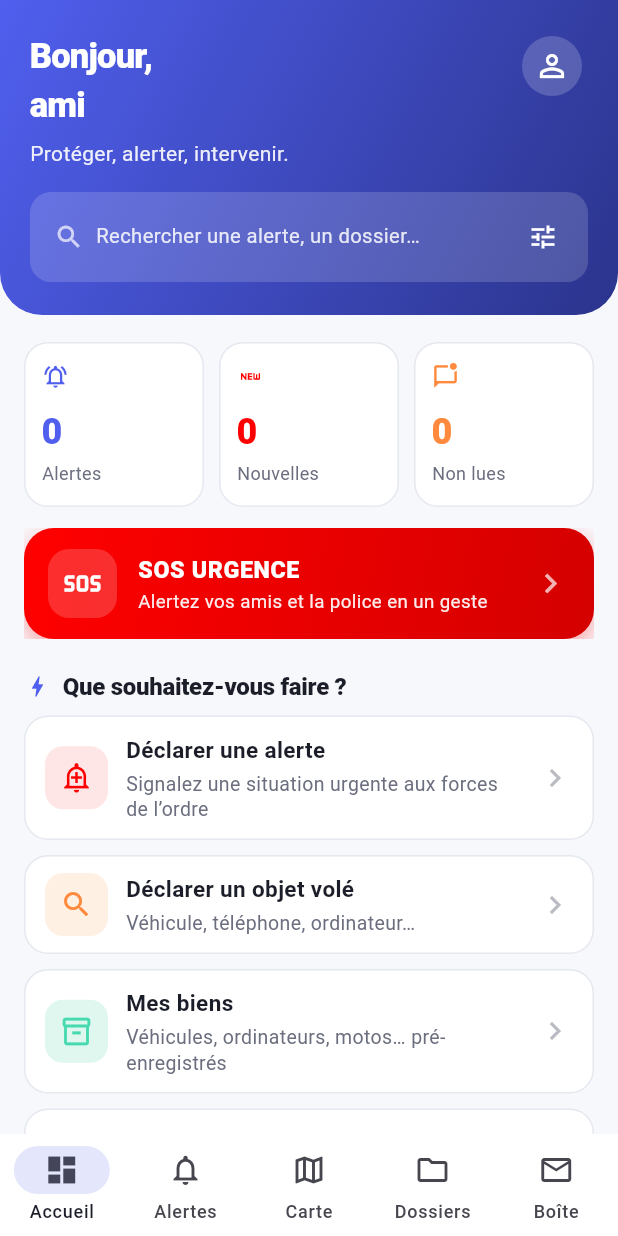
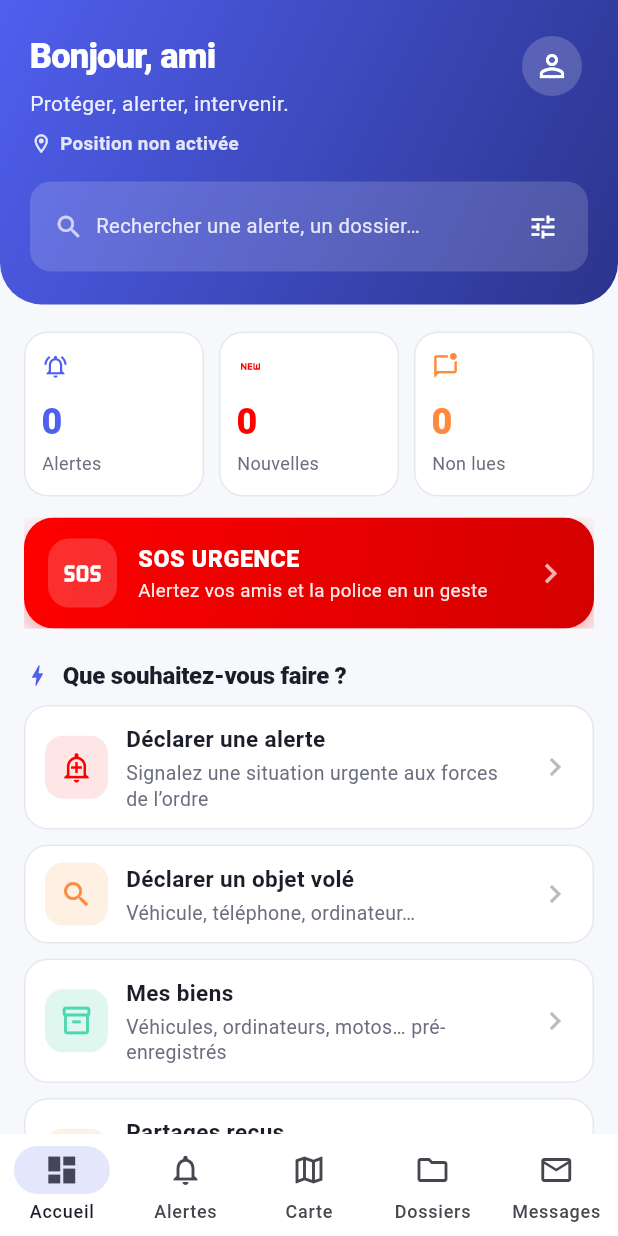
Before and after one commit to fambasindani/Likonzi_Application, a Flutter app: the ShellView screen opened by its route, on a phone screen of 412 x 824 dp. Run offline on Flutter 3.47's test engine with Material 3 defaults, Android fonts, the phone set to English and light mode, and no system bars; our stand-ins replace dio, file_picker, flutter_dotenv, flutter_map, geolocator, image_picker and 3 more; accounts and stored records are empty; network calls fail.

Commit message:
Flutter : en-tache ville GPS, badge ami, messages, itineraire police, suivi position

```diff
--- a/securite_flutter/lib/components/entete.dart
+++ b/securite_flutter/lib/components/entete.dart
@@ -90,12 +90,16 @@ class BanniereAccueil extends StatelessWidget {
     super.key,
     required this.titre,
     required this.message,
+    this.sousTitre,
     this.elevee,
     this.actions = const [],
   });
 
   final String titre;
   final String message;
+
+  /// Ligne d'état sous le message (ex. « Position activée »).
+  final String? sousTitre;
   final Widget? elevee;
   final List<Widget> actions;
 
@@ -143,6 +147,32 @@ class BanniereAccueil extends StatelessWidget {
                         color: AppCouleurs.blanc.withValues(alpha: 0.9),
                       ),
                     ),
+                    if (sousTitre != null) ...[
+                      const SizedBox(height: 8),
+                      Row(
+                        mainAxisSize: MainAxisSize.min,
+                        children: [
+                          Icon(
+                            Icons.location_on_outlined,
+                            size: 15,
+                            color: AppCouleurs.blanc.withValues(alpha: 0.85),
+                          ),
+                          const SizedBox(width: 5),
+                          Flexible(
+                            child: Text(
+                              sousTitre!,
+                              maxLines: 1,
+                              overflow: TextOverflow.ellipsis,
+                              style: TextStyle(
+                                fontSize: 12.5,
+                                fontWeight: FontWeight.w600,
+                                color: AppCouleurs.blanc.withValues(alpha: 0.85),
+                              ),
+                            ),
+                          ),
+                        ],
+                      ),
+                    ],
                   ],
                 ),
               ),
--- a/securite_flutter/lib/providers/carte_provider.dart
+++ b/securite_flutter/lib/providers/carte_provider.dart
@@ -1,3 +1,5 @@
+import 'dart:async';
+
 import 'package:flutter/foundation.dart';
 import 'package:geolocator/geolocator.dart';
 import 'package:latlong2/latlong.dart';
@@ -18,6 +20,7 @@ class CarteProvider extends ChangeNotifier {
 
   Position? _position;
   LatLng? _centre;
+  Lieu? _lieu;
   List<Commissariat> _commissariats = [];
   List<AlerteProche> _alertesProches = [];
   bool _chargement = false;
@@ -26,6 +29,10 @@ class CarteProvider extends ChangeNotifier {
 
   Position? get position => _position;
   LatLng? get centre => _centre;
+
+  /// Ville/commune la plus proche de la position (en-tête de l'accueil).
+  Lieu? get lieu => _lieu;
+  String? get ville => (_lieu?.affichage.isNotEmpty ?? false) ? _lieu!.affichage : null;
   List<Commissariat> get commissariats => List.unmodifiable(_commissariats);
   List<AlerteProche> get alertesProches => List.unmodifiable(_alertesProches);
   bool get chargement => _chargement;
@@ -49,6 +56,7 @@ class CarteProvider extends ChangeNotifier {
       _position = position;
       if (position != null) {
         _centre = LatLng(position.latitude, position.longitude);
+        await _chargerLieu(position);
       }
       return position != null;
     } on ExceptionApi catch (e) {
@@ -61,6 +69,55 @@ class CarteProvider extends ChangeNotifier {
       _positionEnCours = false;
       notifyListeners();
     }
+  }
+
+  /// Résout la ville/commune depuis le GPS (géocodage inverse du serveur).
+  Future<void> _chargerLieu(Position position) async {
+    try {
+      _lieu = await _geo.lieu(latitude: position.latitude, longitude: position.longitude);
+    } catch (_) {
+      // Sans réseau : la ville reste inconnue, l'en-tête affiche le défaut.
+    }
+  }
+
+  StreamSubscription<Position>? _suiviPosition;
+  DateTime? _dernierePublication;
+
+  /// Suit la position pendant le déplacement : l'en-tête, la carte et les
+  /// alertes proches restent à jour ; la position est publiée au serveur au
+  /// plus une fois toutes les 30 s (et après 25 m de déplacement).
+  Future<void> demarrerSuivi() async {
+    if (_suiviPosition != null) return;
+    final ok = await localiserAppareil();
+    if (!ok) return;
+    _suiviPosition = Geolocator.getPositionStream(
+      locationSettings: const LocationSettings(
+        accuracy: LocationAccuracy.high,
+        distanceFilter: 25,
+      ),
+    ).listen((position) {
+      _position = position;
+      _centre = LatLng(position.latitude, position.longitude);
+      notifyListeners();
+
+      final maintenant = DateTime.now();
+      final dernier = _dernierePublication;
+      if (dernier == null || maintenant.difference(dernier).inSeconds >= 30) {
+        _dernierePublication = maintenant;
+        publierMaPosition(); // best effort : un échec réseau n'arrête pas le suivi
+      }
+    });
+  }
+
+  void arreterSuivi() {
+    _suiviPosition?.cancel();
+    _suiviPosition = null;
+  }
+
+  @override
+  void dispose() {
+    _suiviPosition?.cancel();
+    super.dispose();
   }
 
   /// Enregistre la position côté backend (`POST /positions`).
--- a/securite_flutter/lib/services/geo_service.dart
+++ b/securite_flutter/lib/services/geo_service.dart
@@ -3,6 +3,26 @@ import 'package:geolocator/geolocator.dart';
 import '../models/geographie.dart';
 import '../models/reponse_api.dart';
 import 'api_client.dart';
+
+/// Lieu : résultat du géocodage inverse (`GET /lieu`).
+class Lieu {
+  Lieu({this.ville, this.commune, this.province, this.distanceKm});
+
+  final String? ville;
+  final String? commune;
+  final String? province;
+  final double? distanceKm;
+
+  factory Lieu.brut(Map<String, dynamic> j) => Lieu(
+        ville: JsonAide.texte(j, 'ville'),
+        commune: JsonAide.texte(j, 'commune'),
+        province: JsonAide.texte(j, 'province'),
+        distanceKm: JsonAide.decimal(j, 'distance_km'),
+      );
+
+  /// Libellé affiché dans l'en-tête : la commune si elle est connue, sinon la ville.
+  String get affichage => (commune?.isNotEmpty ?? false) ? commune! : (ville ?? '');
+}
 
 /// Position de l'appareil + endpoints de proximité.
 class GeoService {
@@ -52,6 +72,14 @@ class GeoService {
   }
 
   // ------------------------------------------------------------ API backend
+
+  /// Géocodage inverse : nom de la ville/commune pour un point GPS.
+  Future<Lieu?> lieu({required double latitude, required double longitude}) async {
+    final corps = await _api.get('/lieu', params: {'lat': latitude, 'lon': longitude});
+    final data = corps is Map<String, dynamic> ? corps['data'] : null;
+    if (data is! Map<String, dynamic>) return null;
+    return Lieu.brut(Map<String, dynamic>.from(data));
+  }
 
   Future<Localisation> enregistrerPosition({
     required double latitude,
--- a/securite_flutter/lib/views/accueil/accueil_view.dart
+++ b/securite_flutter/lib/views/accueil/accueil_view.dart
@@ -8,6 +8,7 @@ import '../../components/carte_conteneur.dart';
 import '../../components/liste.dart';
 import '../../providers/alerte_provider.dart';
 import '../../providers/auth_provider.dart';
+import '../../providers/carte_provider.dart';
 import '../../providers/sos_provider.dart';
 import '../../providers/social_provider.dart';
 import '../../theme/couleurs.dart';
@@ -40,7 +41,9 @@ class _VueAccueilState extends State<VueAccueil> {
     super.initState();
     WidgetsBinding.instance.addPostFrameCallback((_) async {
       if (!mounted) return;
-      await context.read<AlerteProvider>().charger(forcer: true);
+      // Position d'abord : elle alimente la ville de l'en-tête.
+      await context.read<CarteProvider>().localiserAppareil();
+      if (mounted) await context.read<AlerteProvider>().charger(forcer: true);
       if (mounted) await context.read<SocialProvider>().rafraichirCompteurs();
       if (mounted) await context.read<SosProvider>().rafraichir();
     });
@@ -59,7 +62,19 @@ class _VueAccueilState extends State<VueAccueil> {
     final alertes = context.watch<AlerteProvider>();
     final social = context.watch<SocialProvider>();
     final sos = context.watch<SosProvider>();
+    final carte = context.watch<CarteProvider>();
     final utilisateur = auth.utilisateur;
+
+    // « Citoyen • Kinshasa » — la ville vient du géocodage inverse du GPS.
+    final ligneProfil = utilisateur == null
+        ? configSloganTexte
+        : [
+            utilisateur.fonction,
+            if (utilisateur.commissariatNom != null)
+              utilisateur.commissariatNom!
+            else
+              (carte.ville ?? 'Kinshasa'),
+          ].join(' • ');
 
     return Scaffold(
       body: SafeArea(
@@ -74,11 +89,11 @@ class _VueAccueilState extends State<VueAccueil> {
           children: [
             // ----------------------------------------------------- bannière
             BanniereAccueil(
-              titre: '${_salutation()},\n${utilisateur?.prenomAffiche ?? 'ami'}',
-              message: utilisateur == null
-                  ? configSloganTexte
-                  : '${utilisateur.fonction}'
-                      '${utilisateur.commissariatNom != null ? ' — ${utilisateur.commissariatNom}' : ''}',
+              titre: '${_salutation()}, ${utilisateur?.prenomAffiche ?? 'ami'}',
+              message: ligneProfil,
+              sousTitre: carte.position != null
+                  ? 'Position activée'
+                  : 'Position non activée',
               actions: [
                 IconButton(
                   onPressed: () => Navigator.of(context).push(
--- a/securite_flutter/lib/views/shell_view.dart
+++ b/securite_flutter/lib/views/shell_view.dart
@@ -7,6 +7,7 @@ import '../components/badge.dart';
 import '../models/alerte.dart';
 import '../providers/alerte_provider.dart';
 import '../providers/auth_provider.dart';
+import '../providers/carte_provider.dart';
 import '../providers/social_provider.dart';
 import '../services/socket_service.dart';
 import '../theme/couleurs.dart';
@@ -50,7 +51,7 @@ class _ShellViewState extends State<ShellView> {
     _Onglet('Alertes', Icons.notifications_none, Icons.notifications_active),
     _Onglet('Carte', Icons.map_outlined, Icons.map),
     _Onglet('Dossiers', Icons.folder_outlined, Icons.folder),
-    _Onglet('Boîte', Icons.mail_outline, Icons.mail),
+    _Onglet('Messages', Icons.mail_outline, Icons.mail),
   ];
 
   @override
@@ -71,6 +72,9 @@ class _ShellViewState extends State<ShellView> {
     final social = context.read<SocialProvider>();
 
     SocketService.instance.connecter();
+
+    // Localisation continue : la position reste à jour pendant les déplacements.
+    unawaited(context.read<CarteProvider>().demarrerSuivi());
 
     await Future.wait([
       alertes.charger(forcer: true),
```
Also changed, not shown: securite_flutter/lib/components/carte_alerte.dart (+12 -0 lines), securite_flutter/lib/views/alertes/alerte_detail_view.dart (+7 -2 lines), securite_flutter/lib/views/boite/conversation_view.dart (+11 -0 lines), securite_flutter/lib/views/carte/itineraire_view.dart (added, +305 -0 lines), 1 other file.
